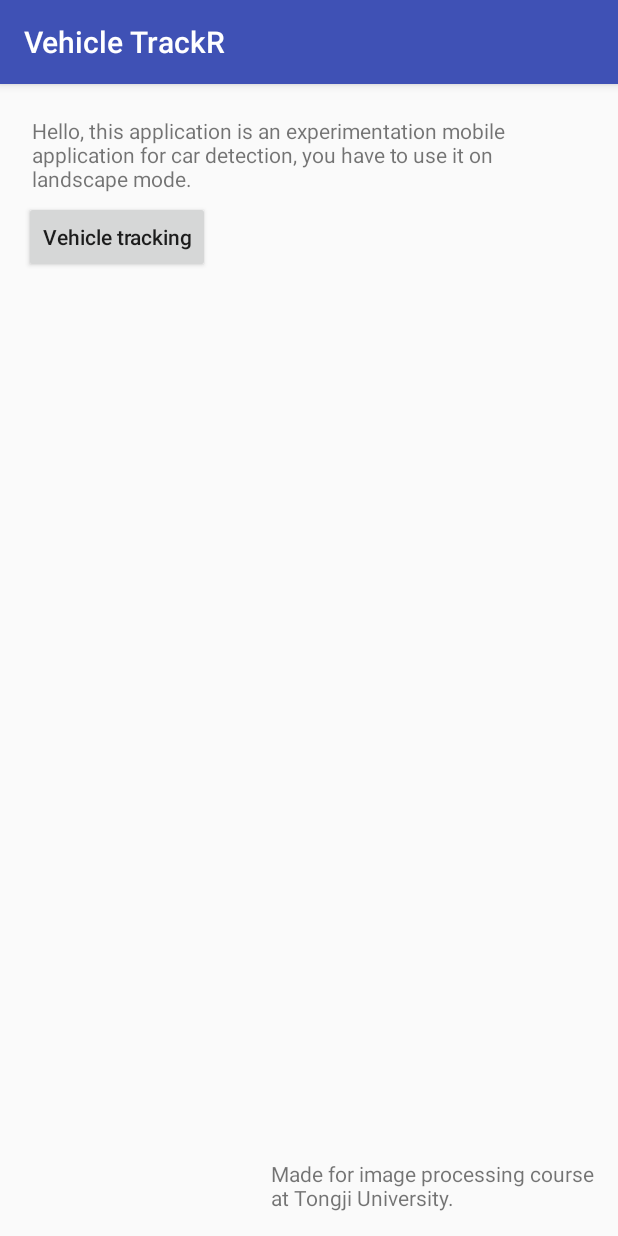
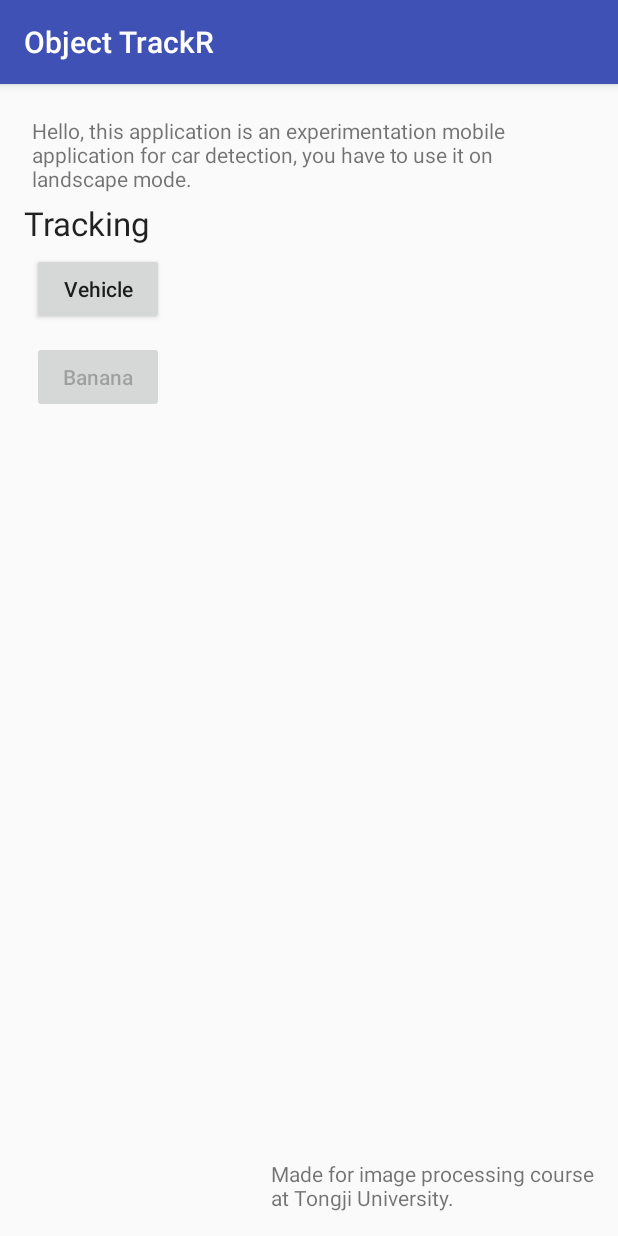
Before and after one commit to arnaud-zg/Object-TrackR, an Android app: the screen it shows after launch (MainActivity), on a phone screen of 412 x 824 dp. Run offline under Robolectric (Android 15) with nearby library versions, the phone set to English and light mode, and no system bars; our stand-ins replace ButterKnife.

Commit message:
Change package name to `object_trackr`

```diff
--- a/app/build.gradle
+++ b/app/build.gradle
@@ -5,7 +5,7 @@ android {
     buildToolsVersion "23.0.2"
 
     defaultConfig {
-        applicationId "com.arnaudzheng.vehicletrackr"
+        applicationId "com.arnaudzheng.object_trackr"
         minSdkVersion 14
         targetSdkVersion 21
         versionCode 1
--- a/app/src/main/AndroidManifest.xml
+++ b/app/src/main/AndroidManifest.xml
@@ -1,6 +1,7 @@
 <?xml version="1.0" encoding="utf-8"?>
-<manifest xmlns:android="http://schemas.android.com/apk/res/android"
-    package="com.arnaudzheng.vehicletrackr">
+<manifest
+    xmlns:android="http://schemas.android.com/apk/res/android"
+    package="com.arnaudzheng.object_trackr">
 
     <uses-permission android:name="android.permission.CAMERA"/>
 
--- a/app/src/main/java/com/arnaudzheng/vehicletrackr/ui/activity/MainActivity.java
+++ b/app/src/main/java/com/arnaudzheng/object_trackr/ui/activity/MainActivity.java
@@ -1,4 +1,4 @@
-package com.arnaudzheng.vehicletrackr.ui.activity;
+package com.arnaudzheng.object_trackr.ui.activity;
 
 import android.content.Intent;
 import android.support.v7.app.AppCompatActivity;
@@ -7,7 +7,7 @@ import android.util.Log;
 import android.view.View;
 import android.widget.Button;
 
-import com.arnaudzheng.vehicletrackr.R;
+import com.arnaudzheng.object_trackr.R;
 
 import org.opencv.android.BaseLoaderCallback;
 import org.opencv.android.CameraBridgeViewBase;
--- a/app/src/main/java/com/arnaudzheng/vehicletrackr/utils/DetectionBasedTracker.java
+++ b/app/src/main/java/com/arnaudzheng/object_trackr/utils/DetectionBasedTracker.java
@@ -1,4 +1,4 @@
-package com.arnaudzheng.vehicletrackr.utils;
+package com.arnaudzheng.object_trackr.utils;
 
 import org.opencv.core.Mat;
 import org.opencv.core.MatOfRect;
--- a/app/src/main/java/com/arnaudzheng/vehicletrackr/utils/HaarCascade.java
+++ b/app/src/main/java/com/arnaudzheng/object_trackr/utils/HaarCascade.java
@@ -1,4 +1,4 @@
-package com.arnaudzheng.vehicletrackr.utils;
+package com.arnaudzheng.object_trackr.utils;
 
 /**
  * Created by Xiang on 19/06/2016.
--- a/app/src/main/res/layout/activity_main.xml
+++ b/app/src/main/res/layout/activity_main.xml
@@ -16,13 +16,34 @@
         android:padding="5dp"
         android:text="@string/main_tvDescription" />
 
+    <TextView
+        android:layout_width="wrap_content"
+        android:layout_height="wrap_content"
+        android:textAppearance="?android:attr/textAppearanceLarge"
+        android:text="@string/maintvTracking"
+        android:id="@+id/main_tvTracking"
+        android:layout_below="@+id/main_tvDescription" />
+
     <Button
         android:id="@+id/main_bVehicleTrack"
         android:textAllCaps="false"
         android:layout_width="wrap_content"
         android:layout_height="wrap_content"
         android:text="@string/main_bVehicleTrack"
-        android:layout_below="@+id/main_tvDescription"/>
+        android:layout_below="@+id/main_tvTracking"
+        android:padding="5dp"
+        android:layout_margin="5dp" />
+
+    <Button
+        android:id="@+id/main_bBananaTrack"
+        android:enabled="false"
+        android:textAllCaps="false"
+        android:layout_width="wrap_content"
+        android:layout_height="wrap_content"
+        android:text="@string/main_bBananaTrack"
+        android:layout_below="@+id/main_bVehicleTrack"
+        android:padding="5dp"
+        android:layout_margin="5dp"/>
 
     <TextView
         android:layout_width="wrap_content"
--- a/app/src/main/res/values/strings.xml
+++ b/app/src/main/res/values/strings.xml
@@ -1,7 +1,9 @@
 <resources>
-    <string name="app_name">Vehicle TrackR</string>
+    <string name="app_name">Object TrackR</string>
     <string name="vehicle_track_bClose">Close</string>
-    <string name="main_bVehicleTrack">Vehicle tracking</string>
+    <string name="main_bVehicleTrack">Vehicle</string>
+    <string name="maintvTracking">Tracking</string>
+    <string name="main_bBananaTrack">Banana</string>
     <string name="main_tvDescription">Hello, this application is an experimentation mobile application for car detection, you have to use it on landscape mode.</string>
     <string name="main_tvCredit">Made for image processing course\nat Tongji University.</string>
 </resources>
```
Also changed, not shown: app/src/main/java/com/arnaudzheng/object_trackr/ui/activity/VehicleTrackActivity.java (renamed from app/src/main/java/com/arnaudzheng/vehicletrackr/ui/activity/VehicleTrackActivity.java, +4 -4 lines), app/src/main/res/mipmap-hdpi/ic_launcher.png, app/src/main/res/mipmap-mdpi/ic_launcher.png, app/src/main/res/mipmap-xhdpi/ic_launcher.png, app/src/main/res/mipmap-xxhdpi/ic_launcher.png, app/src/main/res/mipmap-xxxhdpi/ic_launcher.png, 9 other files.
